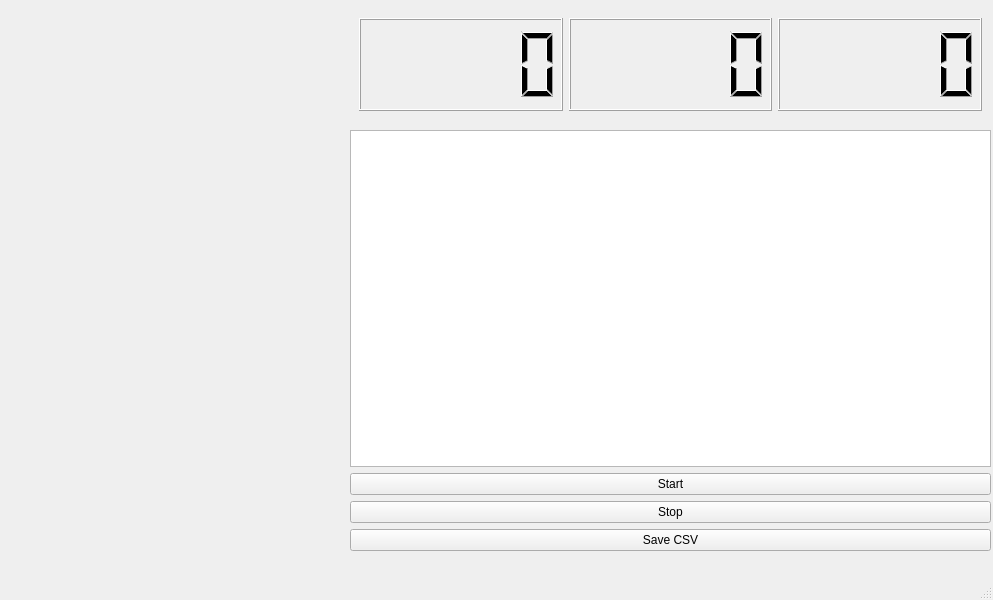
The window that mainwindow.ui (r-lapins/Sensor-Dashboard) describes before a commit, drawn with Qt 5.
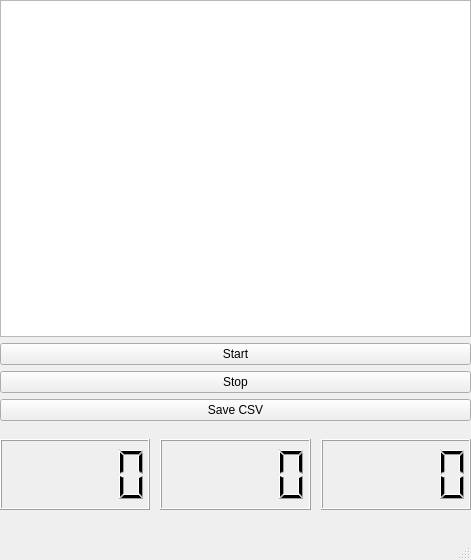
The same window after the commit.

Commit message: 4.stage - corrected

The edit to the form file:
```diff
--- a/mainwindow.ui
+++ b/mainwindow.ui
@@ -6,8 +6,8 @@
    <rect>
     <x>0</x>
     <y>0</y>
-    <width>993</width>
-    <height>600</height>
+    <width>471</width>
+    <height>560</height>
    </rect>
   </property>
   <property name="windowTitle">
@@ -17,9 +17,9 @@
    <widget class="QWidget" name="verticalLayoutWidget">
     <property name="geometry">
      <rect>
-      <x>350</x>
-      <y>130</y>
-      <width>641</width>
+      <x>0</x>
+      <y>0</y>
+      <width>471</width>
       <height>421</height>
      </rect>
     </property>
@@ -53,27 +53,30 @@
    <widget class="QWidget" name="horizontalLayoutWidget">
     <property name="geometry">
      <rect>
-      <x>350</x>
-      <y>9</y>
-      <width>641</width>
-      <height>111</height>
+      <x>0</x>
+      <y>439</y>
+      <width>471</width>
+      <height>71</height>
      </rect>
     </property>
     <layout class="QHBoxLayout" name="horizontalLayout_3">
      <property name="spacing">
-      <number>6</number>
+      <number>10</number>
+     </property>
+     <property name="sizeConstraint">
+      <enum>QLayout::SizeConstraint::SetDefaultConstraint</enum>
      </property>
      <property name="leftMargin">
-      <number>9</number>
+      <number>0</number>
      </property>
      <property name="topMargin">
-      <number>9</number>
+      <number>0</number>
      </property>
      <property name="rightMargin">
-      <number>9</number>
+      <number>0</number>
      </property>
      <property name="bottomMargin">
-      <number>9</number>
+      <number>0</number>
      </property>
      <item>
       <widget class="QLCDNumber" name="lcdTemp"/>
```
Left out of the diff: 2 changed lines with no effect on the pictures.
